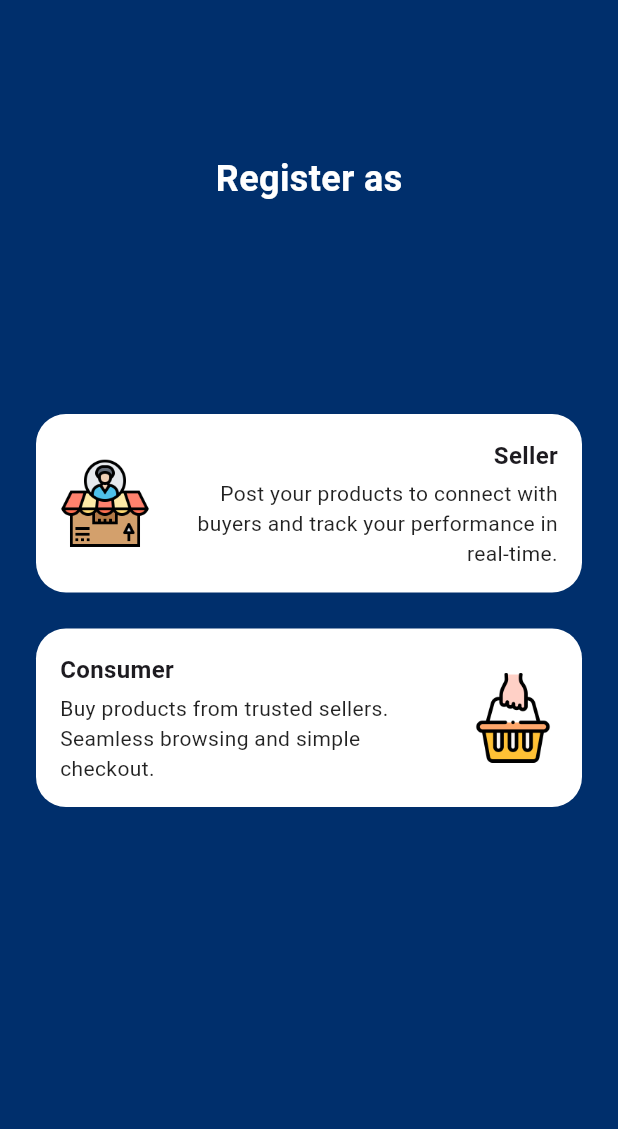
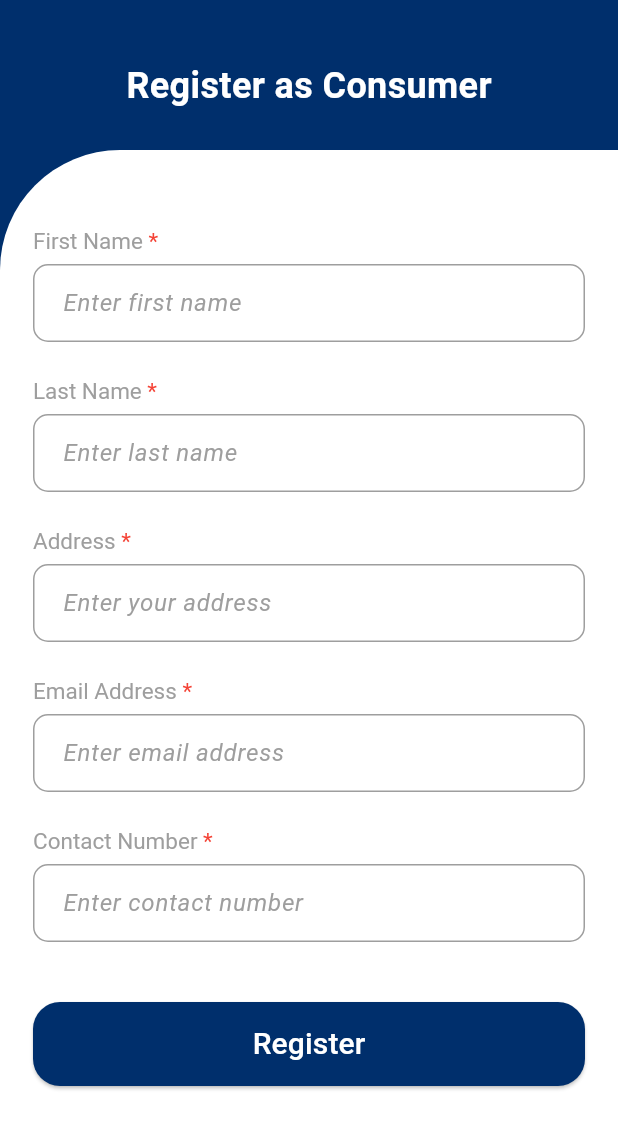
Before and after one commit to bearface4/Aerofind, a Flutter app: the RoleSelectionScreen screen opened by its route, after a tap on "Consumer", on a phone screen of 412 x 824 dp. Shown: the top 1129 px of the screen. Run offline on Flutter 3.47's test engine with Material 3 defaults, Android fonts, the phone set to English and light mode, and no system bars; our stand-ins replace lottie.

Commit message:
consumer reg and verification screen

```diff
--- a/lib/routes/app_routes.dart
+++ b/lib/routes/app_routes.dart
@@ -4,6 +4,8 @@ import '../screens/shared/login_screen.dart';
 import '../screens/shared/role_selection.dart';
 import '../screens/seller/seller_registration_screen.dart';
 import '../screens/seller/seller_registration_pending.dart';
+import '../screens/consumer/consumer_registration_screen.dart';
+import '../screens/consumer/email_verification_screen.dart';
 
 class AppRoutes {
   // Route name constants
@@ -12,6 +14,8 @@ class AppRoutes {
   static const String roleselection = '/roleselection';
   static const String sellerregistration = '/sellerregistration';
   static const String sellerregistrationpending = '/sellerregistrationpending';
+  static const String consumerregistration = '/consumerregistration';
+  static const String emailverification = '/emailverification';
 
   // Route map
   static final Map<String, WidgetBuilder> routes = {
@@ -20,5 +24,7 @@ class AppRoutes {
     roleselection: (context) => const RoleSelectionScreen(),
     sellerregistration: (context) => const SellerRegistrationScreen(),
     sellerregistrationpending: (context) => const SellerPendingScreen(),
+    consumerregistration: (context) => const ConsumerRegistrationScreen(),
+    emailverification: (context) => const EmailVerificationScreen(),
   };
 }
--- /dev/null
+++ b/lib/screens/consumer/consumer_registration_screen.dart
@@ -0,0 +1,204 @@
+import 'package:flutter/material.dart';
+import 'package:aerofind/routes/app_routes.dart';
+
+class ConsumerRegistrationScreen extends StatefulWidget {
+  const ConsumerRegistrationScreen({super.key});
+
+  @override
+  State<ConsumerRegistrationScreen> createState() =>
+      _ConsumerRegistrationScreenState();
+}
+
+class _ConsumerRegistrationScreenState
+    extends State<ConsumerRegistrationScreen> {
+  final _formKey = GlobalKey<FormState>();
+
+  final _firstNameCtrl = TextEditingController();
+  final _lastNameCtrl = TextEditingController();
+  final _addressCtrl = TextEditingController();
+  final _emailCtrl = TextEditingController();
+  final _contactNumberCtrl = TextEditingController();
+
+  @override
+  void dispose() {
+    _firstNameCtrl.dispose();
+    _lastNameCtrl.dispose();
+    _addressCtrl.dispose();
+    _emailCtrl.dispose();
+    _contactNumberCtrl.dispose();
+    super.dispose();
+  }
+
+  InputDecoration _fieldDecoration(String hint) {
+    return InputDecoration(
+      hintText: hint,
+      hintStyle: const TextStyle(
+        color: Colors.grey,
+        fontStyle: FontStyle.italic,
+      ),
+      border: OutlineInputBorder(
+        borderRadius: BorderRadius.circular(10),
+        borderSide: const BorderSide(color: Colors.grey),
+      ),
+      enabledBorder: OutlineInputBorder(
+        borderRadius: BorderRadius.circular(10),
+        borderSide: BorderSide(color: Colors.grey.shade500),
+      ),
+      focusedBorder: OutlineInputBorder(
+        borderRadius: BorderRadius.circular(10),
+        borderSide: const BorderSide(color: Color(0xFF002F6C), width: 1.5),
+      ),
+      contentPadding: const EdgeInsets.symmetric(horizontal: 16, vertical: 14),
+    );
+  }
+
+  Widget _buildFieldLabel(String label) {
+    return RichText(
+      text: TextSpan(
+        text: label,
+        style: const TextStyle(color: Colors.grey, fontSize: 15),
+        children: const [
+          TextSpan(text: ' *', style: TextStyle(color: Colors.red)),
+        ],
+      ),
+    );
+  }
+
+  @override
+  Widget build(BuildContext context) {
+    return Scaffold(
+      backgroundColor: const Color(0xFF002F6C),
+      body: SafeArea(
+        child: Stack(
+          children: [
+            // ── Curved white card area ──
+            Positioned.fill(
+              top: 100,
+              child: Container(
+                width: double.infinity,
+                decoration: const BoxDecoration(
+                  color: Colors.white,
+                  borderRadius: BorderRadius.only(topLeft: Radius.circular(80)),
+                ),
+                child: Padding(
+                  padding: const EdgeInsets.symmetric(
+                    horizontal: 22,
+                    vertical: 28,
+                  ),
+                  child: SingleChildScrollView(
+                    child: Form(
+                      key: _formKey,
+                      child: Column(
+                        crossAxisAlignment: CrossAxisAlignment.start,
+                        children: [
+                          const SizedBox(height: 24),
+
+                          // First Name
+                          _buildFieldLabel('First Name'),
+                          const SizedBox(height: 6),
+                          TextFormField(
+                            controller: _firstNameCtrl,
+                            decoration: _fieldDecoration('Enter first name'),
+                          ),
+                          const SizedBox(height: 24),
+
+                          // Last Name
+                          _buildFieldLabel('Last Name'),
+                          const SizedBox(height: 6),
+                          TextFormField(
+                            controller: _lastNameCtrl,
+                            decoration: _fieldDecoration('Enter last name'),
+                          ),
+                          const SizedBox(height: 24),
+
+                          // Address
+                          _buildFieldLabel('Address'),
+                          const SizedBox(height: 6),
+                          TextFormField(
+                            controller: _addressCtrl,
+                            decoration: _fieldDecoration('Enter your address'),
+                          ),
+                          const SizedBox(height: 24),
+
+                          // Email Address
+                          _buildFieldLabel('Email Address'),
+                          const SizedBox(height: 6),
+                          TextFormField(
+                            controller: _emailCtrl,
+                            decoration: _fieldDecoration('Enter email address'),
+                            keyboardType: TextInputType.emailAddress,
+                          ),
+                          const SizedBox(height: 24),
+
+                          // Contact Number
+                          _buildFieldLabel('Contact Number'),
+                          const SizedBox(height: 6),
+                          TextFormField(
+                            controller: _contactNumberCtrl,
+                            decoration: _fieldDecoration(
+                              'Enter contact number',
+                            ),
+                            keyboardType: TextInputType.phone,
+                          ),
+                          const SizedBox(height: 40),
+
+                          // Register Button
+                          SizedBox(
+                            width: double.infinity,
+                            height: 56,
+                            child: ElevatedButton(
+                              onPressed: () {
+                                if (_formKey.currentState?.validate() ??
+                                    false) {
+                                  // Go to email verification screen
+                                  Navigator.pushNamed(
+                                    context,
+                                    AppRoutes.emailverification,
+                                  );
+                                }
+                              },
+                              style: ElevatedButton.styleFrom(
+                                backgroundColor: const Color(0xFF002F6C),
+                                shape: RoundedRectangleBorder(
+                                  borderRadius: BorderRadius.circular(18),
+                                ),
+                              ),
+                              child: const Text(
+                                'Register',
+                                style: TextStyle(
+                                  fontSize: 20,
+                                  color: Colors.white,
+                                ),
+                              ),
+                            ),
+                          ),
+                        ],
+                      ),
+                    ),
+                  ),
+                ),
+              ),
+            ),
+
+            // ── Title Text ──
+            const Positioned(
+              top: 40,
+              left: 0,
+              right: 0,
+              child: Center(
+                child: Text(
+                  'Register as Consumer',
+                  style: TextStyle(
+                    fontSize: 24,
+                    color: Colors.white,
+                    fontWeight: FontWeight.w600,
+                  ),
+                ),
+              ),
+            ),
+          ],
+        ),
+      ),
+    );
+  }
+}
--- a/lib/screens/seller/seller_registration_pending.dart
+++ b/lib/screens/seller/seller_registration_pending.dart
@@ -15,7 +15,7 @@ class SellerPendingScreen extends StatelessWidget {
             child: Column(
               mainAxisAlignment: MainAxisAlignment.center,
               children: [
-                // Use a working .json Lottie animation from the web
+                // working .json Lottie animation from the web
                 Lottie.network(
                   'https://lottie.host/013de9a1-6e02-42d2-8e75-6b575bdc60ab/KYbxJJpW3Z.json',
                   height: 220,
--- a/lib/screens/shared/role_selection.dart
+++ b/lib/screens/shared/role_selection.dart
@@ -44,7 +44,10 @@ class RoleSelectionScreen extends StatelessWidget {
               description:
                   'Buy products from trusted sellers. Seamless browsing and simple checkout.',
               onTap: () {
-                // TODO: Navigate to consumer registration
+                Navigator.pushReplacementNamed(
+                  context,
+                  AppRoutes.consumerregistration,
+                );
               },
             ),
           ],
```
Also changed, not shown: lib/screens/consumer/email_verification_screen.dart (added, +86 -0 lines).
